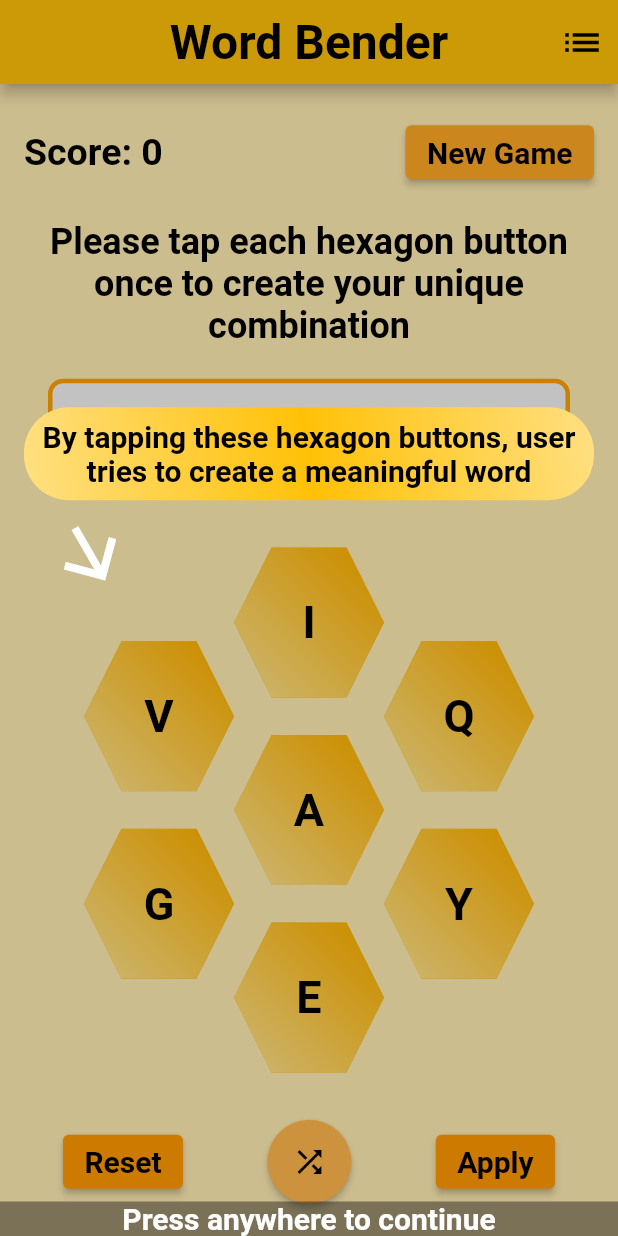
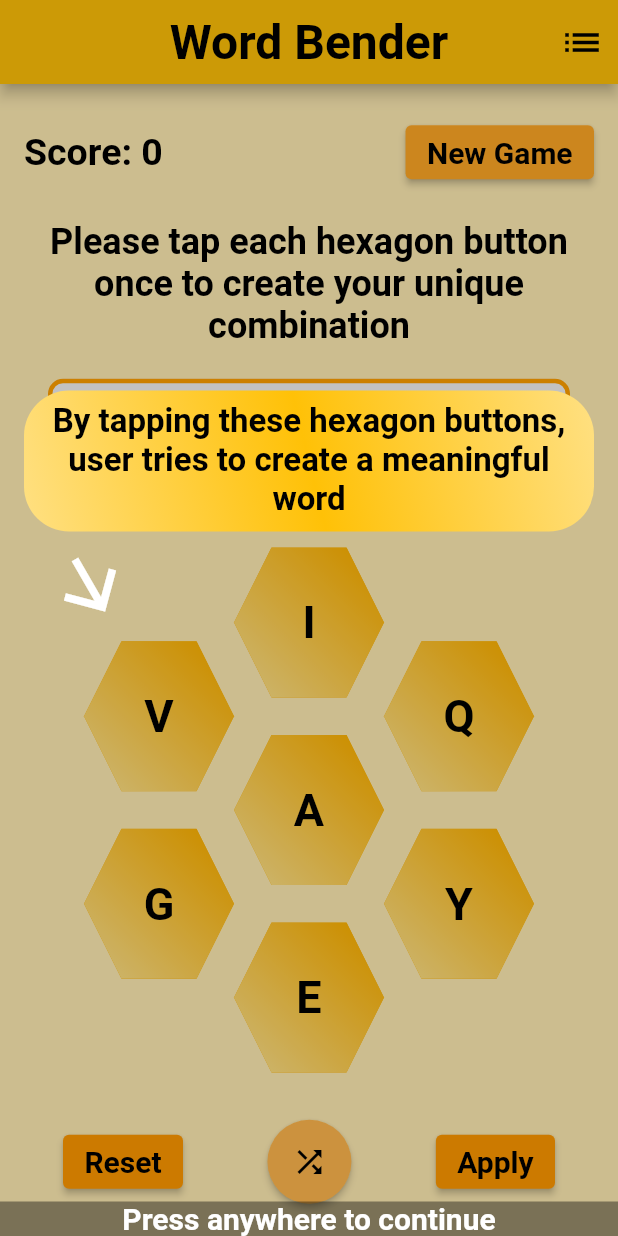
Before and after one commit to MermertH/hidden_hiding_app, a Flutter app: the screen it shows after launch, after a tap on "New Game", on a phone screen of 412 x 824 dp. Run offline on Flutter 3.47's test engine with Material 2 defaults, Android fonts, the phone set to English and light mode, and no system bars; our stand-ins replace chewie, connectivity_plus, file_picker, flutter_secure_storage, google_fonts, permission_handler and 2 more; missing offline and left inert: flutter_windowmanager, lecle_flutter_absolute_path, video_compress; Roboto replaces fonts that are missing (Abel).

Commit message:
tutorial progress

```diff
--- a/lib/screens/WordGame/game_screen.dart
+++ b/lib/screens/WordGame/game_screen.dart
@@ -109,7 +109,7 @@ class _GameScreenState extends State<GameScreen> {
                   "By tapping these hexagon buttons, user tries to create a meaningful word",
                   textAlign: TextAlign.center,
                   style: GoogleFonts.abel(
-                    fontSize: 20,
+                    fontSize: 22,
                     fontWeight: FontWeight.bold,
                     color: Colors.black,
                     decoration: TextDecoration.none,
@@ -159,7 +159,7 @@ class _GameScreenState extends State<GameScreen> {
                   "In game mode, users can delete, shuffle button letters and submit their words with these buttons whereas in combination mode, reset button resets combination, shuffle works same and apply checks your combination",
                   textAlign: TextAlign.center,
                   style: GoogleFonts.abel(
-                    fontSize: 20,
+                    fontSize: 22,
                     fontWeight: FontWeight.bold,
                     color: Colors.black,
                     decoration: TextDecoration.none,
@@ -221,7 +221,7 @@ class _GameScreenState extends State<GameScreen> {
                   "User can see found words and each of their score by tapping this list",
                   textAlign: TextAlign.center,
                   style: GoogleFonts.abel(
-                    fontSize: 20,
+                    fontSize: 22,
                     fontWeight: FontWeight.bold,
                     color: Colors.black,
                     decoration: TextDecoration.none,
@@ -240,6 +240,104 @@ class _GameScreenState extends State<GameScreen> {
           ),
         ],
       ),
+    ),
+    Align(
+      alignment: const Alignment(0, -1),
+      child: Stack(
+        alignment: AlignmentDirectional.bottomCenter,
+        clipBehavior: Clip.none,
+        children: [
+          Padding(
+            padding: const EdgeInsets.only(right: 64, top: 8, left: 8),
+            child: Container(
+              decoration: BoxDecoration(
+                gradient: LinearGradient(
+                  begin: Alignment.topRight,
+                  end: Alignment.bottomLeft,
+                  colors: [
+                    Colors.amber[200]!,
+                    Colors.amber[500]!,
+                    Colors.amber[200]!,
+                  ],
+                ),
+                borderRadius: BorderRadius.circular(30),
+              ),
+              child: Padding(
+                padding: const EdgeInsets.all(8.0),
+                child: Text(
+                  "Here a status message will be shown for each situation",
+                  textAlign: TextAlign.center,
+                  style: GoogleFonts.abel(
+                    fontSize: 22,
+                    fontWeight: FontWeight.bold,
+                    color: Colors.black,
+                    decoration: TextDecoration.none,
+                  ),
+                ),
+              ),
+            ),
+          ),
+          const Positioned(
+            bottom: -60,
+            child: Icon(
+              Icons.arrow_downward,
+              size: 60,
+            ),
+          ),
+        ],
+      ),
+    ),
+    Stack(
+      clipBehavior: Clip.none,
+      children: [
+        Padding(
+          padding: const EdgeInsets.all(8),
+          child: Align(
+            alignment: Alignment.center,
+            child: Container(
+              decoration: BoxDecoration(
+                gradient: LinearGradient(
+                  begin: Alignment.topRight,
+                  end: Alignment.bottomLeft,
+                  colors: [
+                    Colors.amber[200]!,
+                    Colors.amber[500]!,
+                    Colors.amber[200]!,
+                  ],
+                ),
+                borderRadius: BorderRadius.circular(30),
+              ),
+              child: Padding(
+                padding: const EdgeInsets.all(8.0),
+                child: Text(
+                  "By pressing new game button, user can reset the game. Also, by tapping new game and delete button respectively, user can trigger combination mode",
+                  textAlign: TextAlign.center,
+                  style: GoogleFonts.abel(
+                    fontSize: 22,
+                    fontWeight: FontWeight.bold,
+                    color: Colors.black,
+                    decoration: TextDecoration.none,
+                  ),
+                ),
+              ),
+            ),
+          ),
+        ),
+        const Align(
+          alignment: Alignment(0.75, -0.68),
+          child: Icon(
+            Icons.arrow_upward,
+            size: 60,
+          ),
+        ),
+        const Align(
+          alignment: Alignment(-0.7, 0.8),
+          child: Icon(
+            Icons.arrow_downward,
+            size: 60,
+          ),
+        ),
+      ],
     ),
   ];
   int tutorialWidgetIndex = 0;
```
